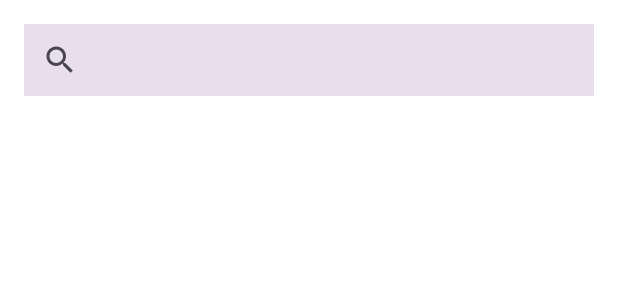
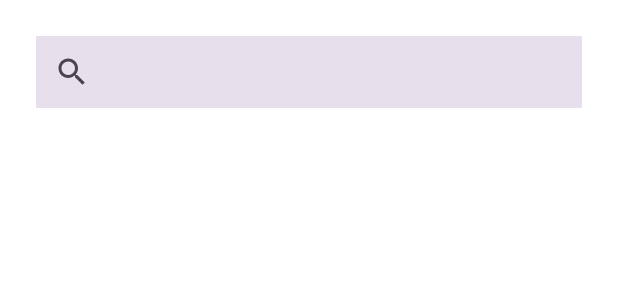
Before and after one commit to colepatrick/Herculean, an Android app: the layout fragment_past_workouts.xml on its own in the app's theme, with its tools: preview values and no code run, on a phone screen of 412 x 824 dp. Shown: the top 300 px of the screen. Run offline under Robolectric (Android 15) with nearby library versions, the phone set to English and light mode, and no system bars.

```diff
--- a/app/src/main/res/layout/fragment_past_workouts.xml
+++ b/app/src/main/res/layout/fragment_past_workouts.xml
@@ -10,7 +10,7 @@
         android:layout_width="match_parent"
         android:layout_height="wrap_content"
         android:orientation="vertical"
-        android:padding="16dp"
+        android:padding="24dp"
         android:gravity="center_horizontal"
         android:background="?attr/colorSurface">
 
@@ -21,8 +21,6 @@
             android:queryHint="YYYY-MM-DD"
             android:iconifiedByDefault="false"
             android:background="?attr/colorSurfaceVariant"
-            android:queryBackground="?attr/colorSurface"
-            android:textColor="?attr/colorOnSurface"
             android:layout_marginBottom="16dp" />
 
         <LinearLayout
@@ -33,6 +31,5 @@
             android:gravity="center_horizontal"
             android:layout_marginTop="16dp"
             android:background="?attr/colorSurface" />
-
     </LinearLayout>
 </ScrollView>
```
Also changed, not shown: app/src/main/res/layout/content_main.xml (+6 -6 lines), app/src/main/res/layout/fragment_profile.xml (+3 -4 lines), app/src/main/res/layout/fragment_settings.xml (+3 -4 lines).
